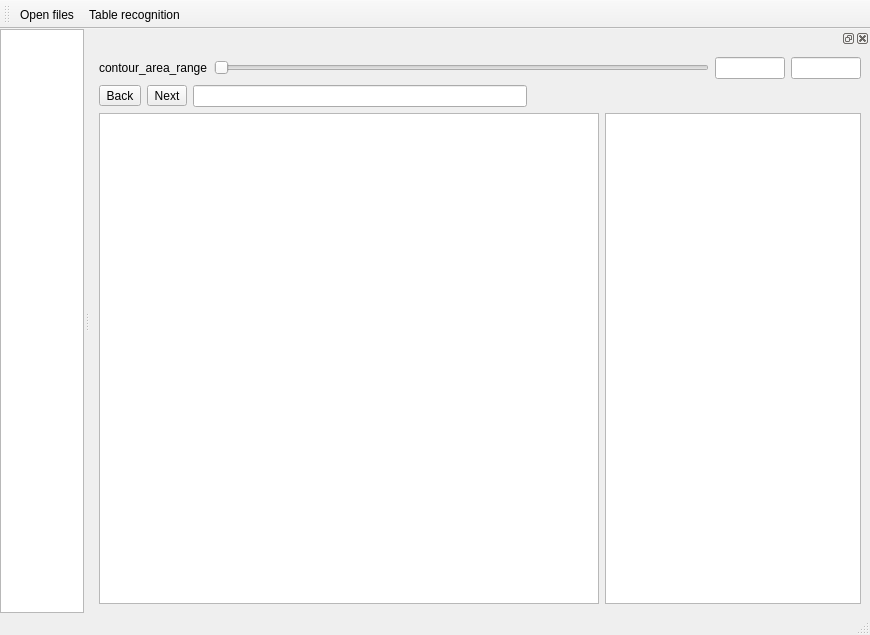
This is mainwindow.ui in ymtlab/table_recognition_with_opencv_and_pyqt5 as Qt 5 draws it before an edit. The edited form follows.
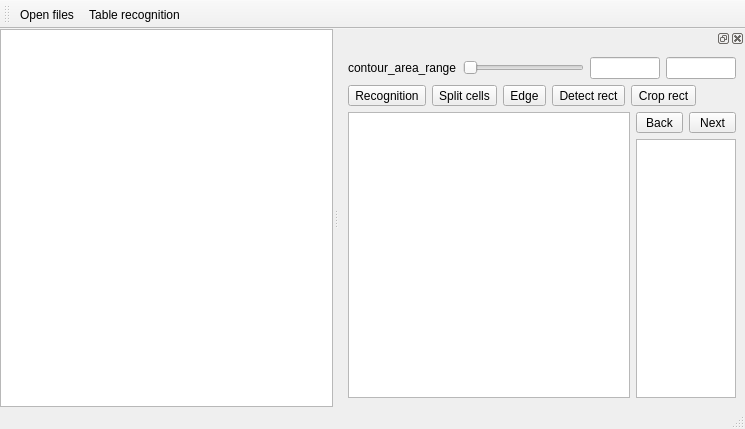
This is the edited form. Custom widgets are drawn as their Qt base class.

Patch:
```diff
--- a/mainwindow.ui
+++ b/mainwindow.ui
@@ -6,8 +6,8 @@
    <rect>
     <x>0</x>
     <y>0</y>
-    <width>870</width>
-    <height>635</height>
+    <width>745</width>
+    <height>429</height>
    </rect>
   </property>
   <property name="windowTitle">
@@ -51,14 +51,20 @@
   </widget>
   <widget class="QStatusBar" name="statusbar"/>
   <widget class="QDockWidget" name="dockWidget">
+   <property name="minimumSize">
+    <size>
+     <width>367</width>
+     <height>205</height>
+    </size>
+   </property>
    <attribute name="dockWidgetArea">
     <number>2</number>
    </attribute>
    <widget class="QWidget" name="dockWidgetContents">
-    <layout class="QVBoxLayout" name="verticalLayout_2">
+    <layout class="QVBoxLayout" name="verticalLayout_3">
      <item>
       <layout class="QGridLayout" name="gridLayout">
-       <item row="0" column="1">
+       <item row="0" column="2">
         <widget class="RangeSlider" name="range_slider">
          <property name="maximum">
           <number>10000</number>
@@ -68,30 +74,14 @@
          </property>
         </widget>
        </item>
-       <item row="0" column="0">
+       <item row="0" column="1">
         <widget class="QLabel" name="label">
          <property name="text">
           <string>contour_area_range</string>
          </property>
         </widget>
        </item>
-       <item row="0" column="2">
-        <widget class="QLineEdit" name="lineEdit">
-         <property name="sizePolicy">
-          <sizepolicy hsizetype="Minimum" vsizetype="Fixed">
-           <horstretch>0</horstretch>
-           <verstretch>0</verstretch>
-          </sizepolicy>
-         </property>
-         <property name="maximumSize">
-          <size>
-           <width>70</width>
-           <height>16777215</height>
-          </size>
-         </property>
-        </widget>
-       </item>
-       <item row="0" column="3">
+       <item row="0" column="4">
         <widget class="QLineEdit" name="lineEdit_2">
          <property name="sizePolicy">
           <sizepolicy hsizetype="Minimum" vsizetype="Fixed">
@@ -107,26 +97,69 @@
          </property>
         </widget>
        </item>
+       <item row="0" column="3">
+        <widget class="QLineEdit" name="lineEdit">
+         <property name="sizePolicy">
+          <sizepolicy hsizetype="Minimum" vsizetype="Fixed">
+           <horstretch>0</horstretch>
+           <verstretch>0</verstretch>
+          </sizepolicy>
+         </property>
+         <property name="maximumSize">
+          <size>
+           <width>70</width>
+           <height>16777215</height>
+          </size>
+         </property>
+        </widget>
+       </item>
       </layout>
      </item>
      <item>
-      <layout class="QHBoxLayout" name="horizontalLayout">
+      <layout class="QHBoxLayout" name="horizontalLayout_3">
        <item>
-        <widget class="QToolButton" name="toolButton">
+        <widget class="QToolButton" name="toolButton_3">
          <property name="text">
-          <string>Back</string>
+          <string>Recognition</string>
          </property>
         </widget>
        </item>
        <item>
-        <widget class="QToolButton" name="toolButton_2">
+        <widget class="QToolButton" name="toolButton_4">
          <property name="text">
-          <string>Next</string>
+          <string>Split cells</string>
          </property>
         </widget>
        </item>
        <item>
-        <widget class="QLineEdit" name="lineEdit_3"/>
+        <widget class="QToolButton" name="toolButton_5">
+         <property name="text">
+          <string>Edge</string>
+         </property>
+         <property name="checkable">
+          <bool>true</bool>
+         </property>
+        </widget>
+       </item>
+       <item>
+        <widget class="QToolButton" name="toolButton_6">
+         <property name="text">
+          <string>Detect rect</string>
+         </property>
+         <property name="checkable">
+          <bool>true</bool>
+         </property>
+        </widget>
+       </item>
+       <item>
+        <widget class="QToolButton" name="toolButton_7">
+         <property name="text">
+          <string>Crop rect</string>
+         </property>
+         <property name="checkable">
+          <bool>true</bool>
+         </property>
+        </widget>
        </item>
        <item>
         <spacer name="horizontalSpacer">
@@ -149,14 +182,70 @@
         <widget class="GraphicsView" name="graphicsView">
          <property name="minimumSize">
           <size>
-           <width>500</width>
+           <width>0</width>
            <height>0</height>
           </size>
          </property>
         </widget>
        </item>
        <item>
-        <widget class="QListView" name="listView"/>
+        <layout class="QVBoxLayout" name="verticalLayout_2">
+         <item>
+          <layout class="QHBoxLayout" name="horizontalLayout">
+           <item>
+            <widget class="QToolButton" name="toolButton">
+             <property name="sizePolicy">
+              <sizepolicy hsizetype="Preferred" vsizetype="Fixed">
+               <horstretch>0</horstretch>
+               <verstretch>0</verstretch>
+              </sizepolicy>
+             </property>
+             <property name="text">
+              <string>Back</string>
+             </property>
+            </widget>
+           </item>
+           <item>
+            <widget class="QToolButton" name="toolButton_2">
+             <property name="sizePolicy">
+              <sizepolicy hsizetype="Preferred" vsizetype="Fixed">
+               <horstretch>0</horstretch>
+               <verstretch>0</verstretch>
+              </sizepolicy>
+             </property>
+             <property name="text">
+              <string>Next</string>
+             </property>
+            </widget>
+           </item>
+          </layout>
+         </item>
+         <item>
+          <widget class="QListView" name="listView">
+           <property name="sizePolicy">
+            <sizepolicy hsizetype="Preferred" vsizetype="Expanding">
+             <horstretch>0</horstretch>
+             <verstretch>0</verstretch>
+            </sizepolicy>
+           </property>
+           <property name="minimumSize">
+            <size>
+             <width>0</width>
+             <height>0</height>
+            </size>
+           </property>
+           <property name="maximumSize">
+            <size>
+             <width>100</width>
+             <height>16777215</height>
+            </size>
+           </property>
+           <property name="contextMenuPolicy">
+            <enum>Qt::CustomContextMenu</enum>
+           </property>
+          </widget>
+         </item>
+        </layout>
        </item>
       </layout>
      </item>
```
Left out of the diff: 24 changed lines with no effect on the pictures.
